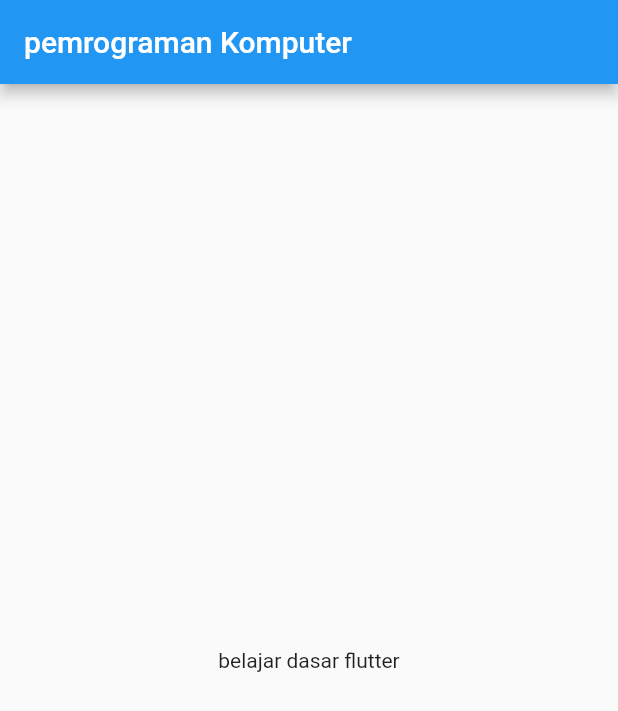
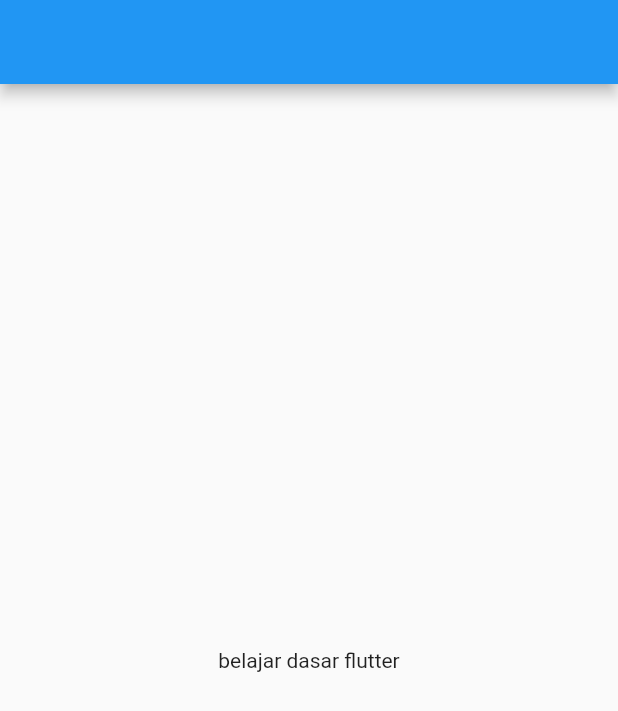
Before and after one commit to balinux/prokom, a Flutter app: the screen it shows after launch, on a phone screen of 412 x 824 dp. Shown: the top 711 px of the screen. Run offline on Flutter 3.47's test engine with Material 2 defaults, Android fonts, the phone set to English and light mode, and no system bars.

Commit message:
update: new branch

```diff
--- a/lib/main.dart
+++ b/lib/main.dart
@@ -1,3 +1,5 @@
+import 'dart:ui';
+
 import 'package:flutter/material.dart';
 
 void main() {
@@ -14,7 +16,6 @@ class MyApp extends StatefulWidget {
 class _MyAppState extends State<MyApp> with WidgetsBindingObserver {
   @override
   void initState() {
-    // TODO: implement initState
     super.initState();
     WidgetsBinding.instance.addObserver(this);
   }
@@ -22,13 +23,11 @@ class _MyAppState extends State<MyApp> with WidgetsBindingObserver {
   @override
   void dispose() {
     WidgetsBinding.instance.removeObserver(this);
-    // TODO: implement dispose
     super.dispose();
   }
 
   @override
   void didChangeAppLifecycleState(AppLifecycleState state) {
-    // TODO: implement didChangeAppLifecycleState
     super.didChangeAppLifecycleState(state);
 
 // check status state app saat inactive
@@ -46,7 +45,14 @@ class _MyAppState extends State<MyApp> with WidgetsBindingObserver {
     return MaterialApp(
         home: Scaffold(
       appBar: AppBar(
-        title: Text("pemrograman Komputer"),
+        title: Text(
+          "Pemrograman Komputer dan Mobile",
+          style: TextStyle(
+              color: Colors.blue,
+              fontSize: 24,
+              fontStyle: FontStyle.italic
+          ),
+        ),
       ),
       body: Container(
         child: Center(
```
